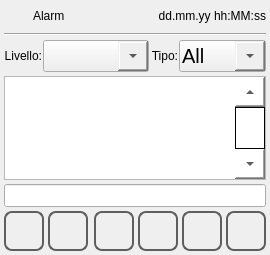
MECTsrl/mect_plugins, file qt_library/ATCMalarms/alarms.ui: the form before one commit.
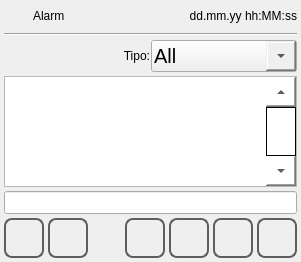
The form after the commit. Icons and pictures are not drawn.

Commit message: Bug fixing for v2.0.9rc3: - add script to add default font and family - add lang_table.csv for systemConf - remove from alarms log the info about level(0-32) and type(error/event) - organize the alarms in daily file - fix the font loading from resources when the extension have capital letters. - fix logs "from cannot found" to "cannot find" - change the dump log file name with the interval time filter - leave always active the navigation arrow into recipe page - fix the regression bug about spinbox write - Add in automation.h the header for use some funtion prepared for ther user as logStart()

Patch:
```diff
--- a/qt_library/ATCMalarms/alarms.ui
+++ b/qt_library/ATCMalarms/alarms.ui
@@ -6,8 +6,8 @@
    <rect>
     <x>0</x>
     <y>0</y>
-    <width>270</width>
-    <height>246</height>
+    <width>301</width>
+    <height>262</height>
    </rect>
   </property>
   <property name="sizePolicy">
@@ -124,79 +124,6 @@
      <property name="spacing">
       <number>1</number>
      </property>
-     <item>
-      <widget class="QLabel" name="labelLevel">
-       <property name="focusPolicy">
-        <enum>Qt::NoFocus</enum>
-       </property>
-       <property name="text">
-        <string>Livello:</string>
-       </property>
-       <property name="alignment">
-        <set>Qt::AlignRight|Qt::AlignTrailing|Qt::AlignVCenter</set>
-       </property>
-      </widget>
-     </item>
-     <item>
-      <widget class="QComboBox" name="comboBoxLevel">
-       <property name="focusPolicy">
-        <enum>Qt::NoFocus</enum>
-       </property>
-       <property name="styleSheet">
-        <string notr="true">/* Combobox item */
-QAbstractItemView {
-	/* padding of each item (top,right,bottom,left) */
-	padding: 2 0 2 0;
-	font-size: 14px;
-}
-
-/* Sets up scrollbar size, border, color */
-QScrollBar:vertical {
-	width: 30px;
-	/* margin sets up how far the handle can travel (top,right,bottom,left) */
-	margin: 30px 0px 30px 0px;
-}
-
-/* Sets up the color and height of handle (cursor) */
-QScrollBar::handle:vertical {
-	min-height:40px;
-}
-
-/* bottom button (set height at 0px to remove)*/
-QScrollBar::add-line:vertical {
-	height: 30px;
-	subcontrol-position: bottom;
-	subcontrol-origin: margin;
-}
-
-/* top button (set height at 0px to remove)*/
-QScrollBar::sub-line:vertical {
-	height: 30px;
-	subcontrol-position: top;
-	subcontrol-origin: margin;
-	background-color: rgb(0, 255, 0);
-}
-
-/* need this to get rid of crosshatching on scrollbar background */
-QScrollBar::add-page:vertical, QScrollBar::sub-page:vertical {
-	background: none;
-}
-
-/* Combobox main item */
-QComboBox {
-	padding-left: 2px;
-	font-size: 20px;
-	min-height: 30px;
-}
-
-/* drop down button */
-QComboBox::drop-down {
-	min-width: 30px;
-}
-</string>
-       </property>
-      </widget>
-     </item>
      <item>
       <widget class="QLabel" name="labelType">
        <property name="focusPolicy">
```
The commit also changes 24 other files.
